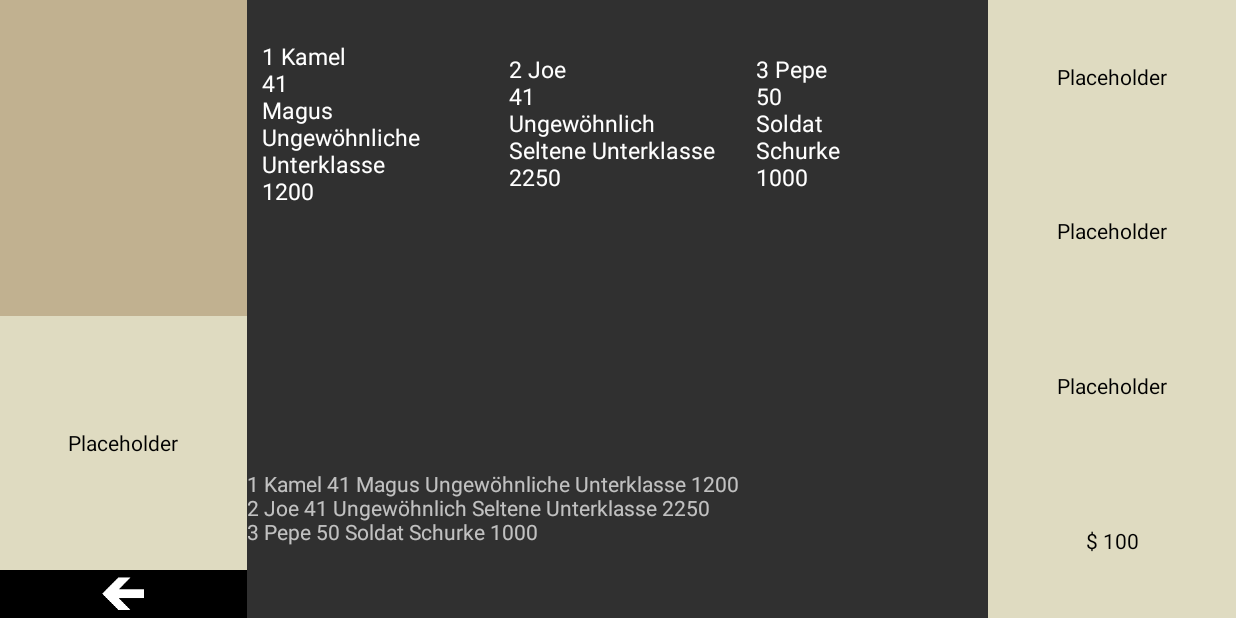
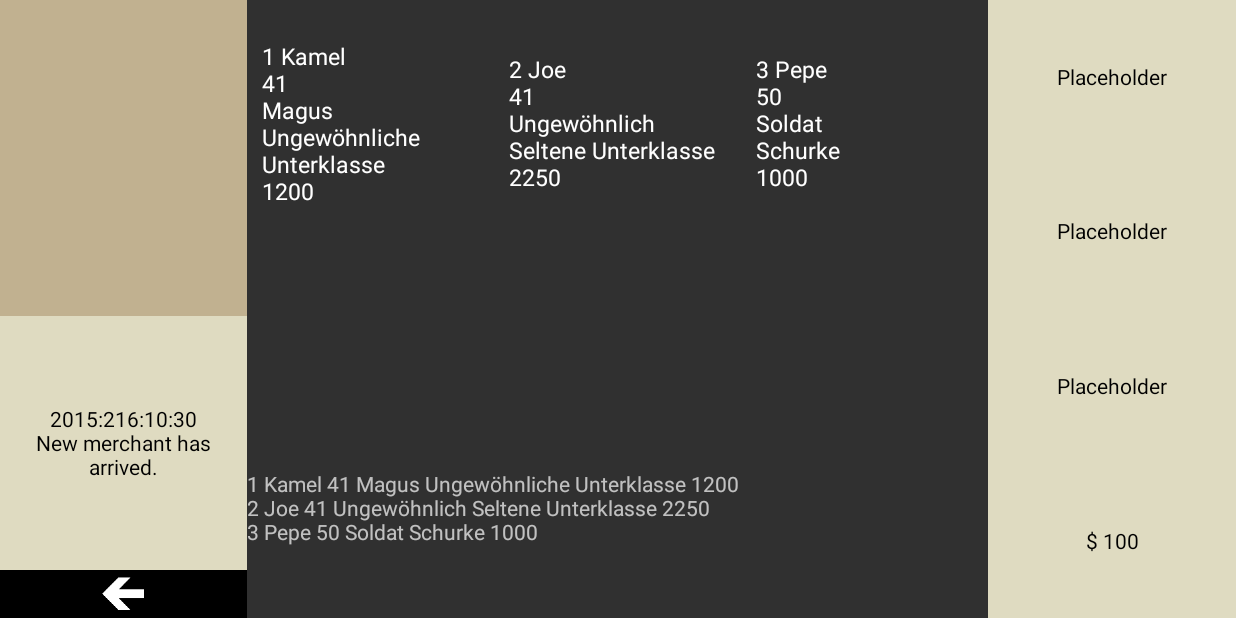
Before and after one commit to CaptainQuark/Voyage, an Android app: the screen it shows after launch (MerchantHeroActivity), after a tap on an icon or button, on a phone screen of 824 x 412 dp (held sideways). Run offline under Robolectric (Android 15) with nearby library versions, the phone set to English and light mode, and no system bars.

Commit message:
+ MerchantHeroActivity: timer eingebaut, (wahrscheinlich) noch nicht ganz korrekt

```diff
--- a/app/src/main/java/com/example/thomas/voyage/BeginJourney.java
+++ b/app/src/main/java/com/example/thomas/voyage/BeginJourney.java
@@ -31,7 +31,7 @@ public class BeginJourney extends FragmentActivity {
     @Override
     protected void onCreate(Bundle savedInstanceState) {
         super.onCreate(savedInstanceState);
-        setContentView(R.layout.activity_begin_journey);
+        setContentView(R.layout.activity_world_map_quick_combat);
         hideSystemUI();
 
         // Instantiate a ViewPager and a PagerAdapter.
--- a/app/src/main/java/com/example/thomas/voyage/MerchantHeroActivity.java
+++ b/app/src/main/java/com/example/thomas/voyage/MerchantHeroActivity.java
@@ -1,7 +1,9 @@
 package com.example.thomas.voyage;
 
 import android.app.Activity;
+import android.content.Context;
 import android.content.Intent;
+import android.content.SharedPreferences;
 import android.database.sqlite.SQLiteException;
 import android.os.Bundle;
 import android.util.Log;
@@ -9,16 +11,18 @@ import android.view.View;
 import android.widget.TextView;
 
 import java.util.ArrayList;
+import java.util.Calendar;
 import java.util.List;
 
 
 public class MerchantHeroActivity extends Activity {
 
-    private final String SHAREDPREF_INSERT = "INSERT";
+    //private final String SHAREDPREF_INSERT = "INSERT";
+    private final String TIME_PREF_FILE = "timefile";
     DBmerchantHeroesAdapter dBmerchantHeroesAdapter;
+    private int seconds, minutes, hours, days, year;
     private TextView debugView, buyHeroView, textViewHero_0, textViewHero_1, textViewHero_2;
-    private int currentSelectedHeroId;
-    private int currentMoneyInPocket;
+    private int currentSelectedHeroId, currentMoneyInPocket;
 
     @Override
     protected void onCreate(Bundle savedInstanceState) {
@@ -36,9 +40,71 @@ public class MerchantHeroActivity extends Activity {
 
         isAppFirstStarted();
         fillTextViewHeros(3);
+        calcTimeDiff();
 
         setDebugText();
 
+    }
+
+    public void calcTimeDiff() {
+
+        Calendar calendar = Calendar.getInstance();
+        boolean refreshMerchant = false;
+
+        int newMinutes = calendar.get(Calendar.MINUTE);
+        int newHours = calendar.get(Calendar.HOUR_OF_DAY);
+        int newDays = calendar.get(Calendar.DAY_OF_YEAR);
+        int newYear = calendar.get(Calendar.YEAR);
+
+        SharedPreferences sharedPreferences = this.getSharedPreferences(TIME_PREF_FILE, Context.MODE_PRIVATE);
+
+        minutes = sharedPreferences.getInt("MINUTES", 0);
+        hours = sharedPreferences.getInt("HOURS", 0);
+        days = sharedPreferences.getInt("DAYS", 0);
+        year = sharedPreferences.getInt("YEARS", 0);
+        String dateTypeToRefreshMerchant = sharedPreferences.getString("DATETYPE_TO_REFRESH", "hours");
+
+        newHours -= hours;
+        newMinutes -= minutes;
+        newDays -= days;
+        newYear -= year;
+
+        if (newYear >= year && !dateTypeToRefreshMerchant.equals("year")) {
+            if (newDays >= days && !dateTypeToRefreshMerchant.equals("days")) {
+                if (newHours >= hours && !dateTypeToRefreshMerchant.equals("hours")) {
+                    if (newMinutes >= minutes && dateTypeToRefreshMerchant.equals("minutes")) {
+                        refreshMerchant = true;
+                    }
+                } else if (newHours >= hours && dateTypeToRefreshMerchant.equals("hours")) {
+                    refreshMerchant = true;
+                }
+            } else if (newDays >= days && dateTypeToRefreshMerchant.equals("days")) {
+                refreshMerchant = true;
+            }
+        } else if (newYear >= year && dateTypeToRefreshMerchant.equals("year")) {
+            refreshMerchant = true;
+        }
+
+        if (refreshMerchant) {
+            SharedPreferences.Editor editor = sharedPreferences.edit();
+            editor.putInt("MINUTES", 0);
+            editor.putInt("HOURS", 8);
+            editor.putInt("DAYS", newDays + 2);
+            editor.putInt("YEARS", newYear);
+            editor.putString("DATETYPE_TO_REFRESH", "hours");
+            Message.message(this, "refreshMerchant called");
+            editor.apply();
+        } else {
+            Message.message(this, "Merchant stays for some time...");
+        }
+
+        TextView merchantTime = (TextView) findViewById(R.id.activity_merchant_textView_time_to_next_merchant);
+        if (refreshMerchant == false) {
+            merchantTime.setText(year + ":" + days + ":" + hours + ":" + minutes);
+        } else {
+            merchantTime.setText(newYear + ":" + newDays + ":" + newHours + ":" + newMinutes + '\n'
+                    + "New merchant has arrived.");
+        }
     }
 
     public void isAppFirstStarted() {
--- a/app/src/main/java/com/example/thomas/voyage/StartActivity.java
+++ b/app/src/main/java/com/example/thomas/voyage/StartActivity.java
@@ -88,39 +88,7 @@ public class StartActivity extends Activity {
         startActivity(i);
     }
 
-    public void calcTimeDiff(View view) {
-        Intent i = new Intent(getApplicationContext(), HeroesPartyActivity.class);
-        startActivity(i);
-        /*
-        Calendar calendar = Calendar.getInstance();
 
-        int Nseconds = calendar.get(Calendar.SECOND);
-        int Nminutes = calendar.get(Calendar.MINUTE);
-        int Nhours = calendar.get(Calendar.HOUR_OF_DAY);
-        int Nday = calendar.get(Calendar.DAY_OF_YEAR);
-        int Nyear = calendar.get(Calendar.YEAR);
-
-        Nseconds -= seconds;
-        Nhours -= hours;
-        Nminutes -= minutes;
-        Nday -= day;
-        Nyear -= year;
-
-            // statt TIME_PREF_FILE -> getString(R.id.'...')
-        SharedPreferences sharedPreferences = this.getSharedPreferences(TIME_PREF_FILE, Context.MODE_PRIVATE);
-        SharedPreferences.Editor editor = sharedPreferences.edit();
-
-        editor.putInt("SECONDS", seconds);
-        editor.putInt("MINUTES", seconds);
-        editor.putInt("HOURS", seconds);
-        editor.putInt("DAYS", seconds);
-        editor.putInt("YEARS", seconds);
-        editor.apply();
-
-        int loadedSecond = sharedPreferences.getInt("SECONDS", 0);
-        Message.message(this, "loadedSecond: " + loadedSecond);
-        */
-    }
 
 
 
--- a/app/src/main/res/layout-land/activity_merchant_hero.xml
+++ b/app/src/main/res/layout-land/activity_merchant_hero.xml
@@ -21,7 +21,7 @@
             android:background="#ffc1b190" />
 
         <TextView
-            android:id="@+id/textView18"
+            android:id="@+id/activity_merchant_textView_time_to_next_merchant"
             android:layout_width="match_parent"
             android:layout_height="0dp"
             android:layout_weight="0.8"
@@ -56,36 +56,36 @@
 
                 <TextView
                     android:id="@+id/textView_merchant_hero_i0"
-                    android:padding="10dp"
-                    android:gravity="center|left"
                     android:layout_width="0dp"
                     android:layout_height="match_parent"
                     android:layout_weight="1"
+                    android:gravity="center|left"
                     android:onClick="selectedHeroIndex0"
+                    android:padding="10dp"
                     android:text="Large Text"
                     android:textAppearance="?android:attr/textAppearanceLarge"
                     android:textSize="15sp" />
 
                 <TextView
                     android:id="@+id/textView_merchant_hero_i1"
-                    android:padding="10dp"
-                    android:gravity="center|left"
                     android:layout_width="0dp"
                     android:layout_height="match_parent"
                     android:layout_weight="1"
+                    android:gravity="center|left"
                     android:onClick="selectedHeroIndex1"
+                    android:padding="10dp"
                     android:text="Large Text"
                     android:textAppearance="?android:attr/textAppearanceLarge"
                     android:textSize="15sp" />
 
                 <TextView
                     android:id="@+id/textView_merchant_hero_i2"
-                    android:padding="10dp"
-                    android:gravity="center|left"
                     android:layout_width="0dp"
                     android:layout_height="match_parent"
                     android:layout_weight="1"
+                    android:gravity="center|left"
                     android:onClick="selectedHeroIndex2"
+                    android:padding="10dp"
                     android:text="Large Text"
                     android:textAppearance="?android:attr/textAppearanceLarge"
                     android:textSize="15sp" />
@@ -99,9 +99,9 @@
             android:layout_weight="0.9" />
 
         <ScrollView
+            android:id="@+id/scrollView"
             android:layout_width="match_parent"
             android:layout_height="0dp"
-            android:id="@+id/scrollView"
             android:layout_weight="0.6">
 
             <TextView
```
Also changed, not shown: app/src/main/res/layout-land/activity_world_map_quick_combat.xml (renamed from app/src/main/res/layout-land/activity_begin_journey.xml), app/src/main/res/layout/activity_world_map_quick_combat.xml (renamed from app/src/main/res/layout/activity_begin_journey.xml).
